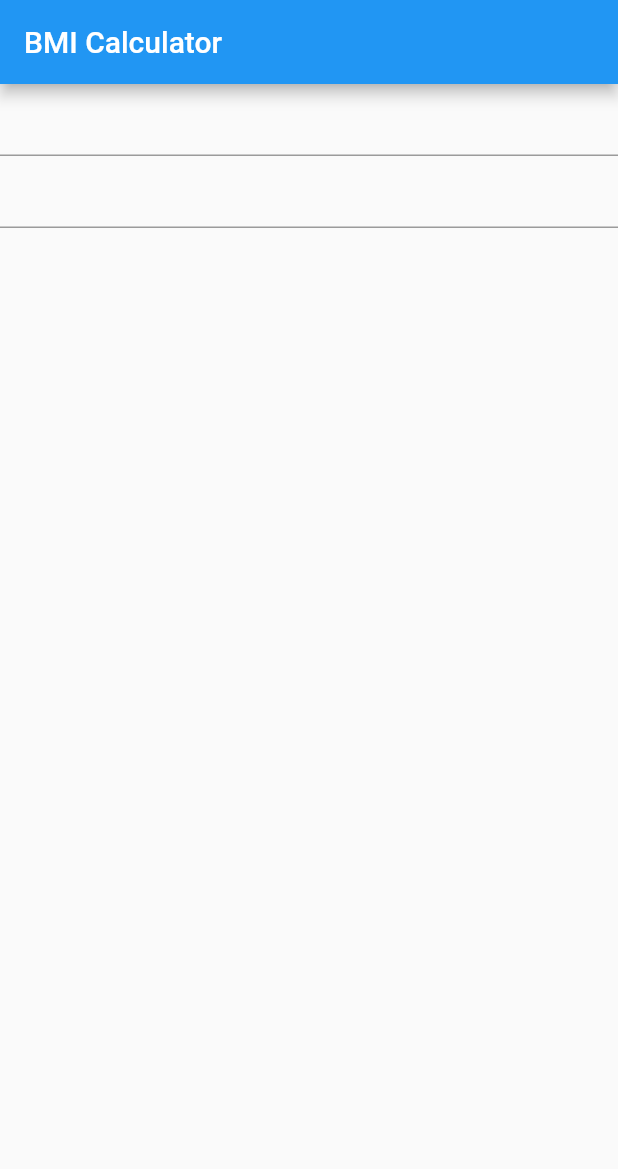
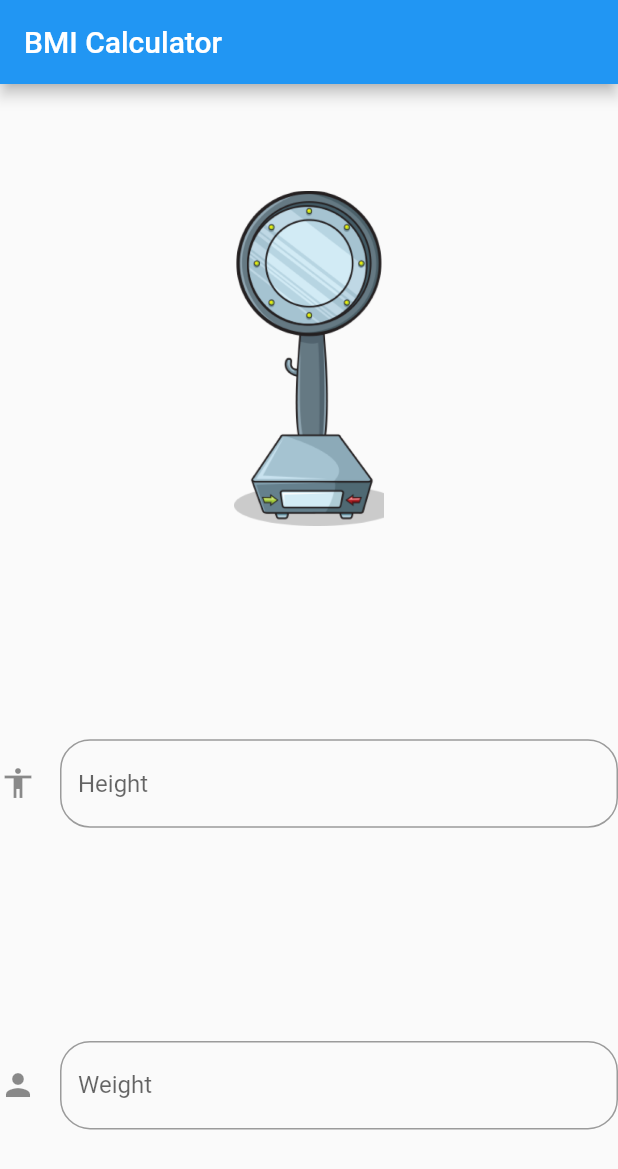
Before and after one commit to alm9/body_mass_index_calc, a Flutter app: the screen it shows after launch, on a phone screen of 412 x 824 dp. Shown: the top 1169 px of the screen. Run offline on Flutter 3.47's test engine with Material 2 defaults, Android fonts, the phone set to English and light mode, and no system bars.

Commit message:
improved screen by adding image, icons and decorator with border

```diff
--- a/lib/bmi.dart
+++ b/lib/bmi.dart
@@ -17,12 +17,28 @@ class _BmiState extends State<Bmi> {
         title: Text('BMI Calculator')
       ),
       body: Column(
+        mainAxisAlignment: MainAxisAlignment.spaceAround,
         children: [
+          Image.asset("assets/balance.png", width: 100),
           TextField(
             controller: _heightController, //to controll text inputs
+            decoration: InputDecoration(
+              hintText: 'Height',
+              border: OutlineInputBorder(
+                borderRadius: BorderRadius.circular(20)
+              ),
+              icon: Icon(Icons.accessibility)
+            ),
           ),
           TextField(
-            controller: _weightController, //to controll text inputs
+            controller: _weightController,
+            decoration: InputDecoration(
+              hintText: 'Weight',
+              border: OutlineInputBorder(
+                borderRadius: BorderRadius.circular(20)
+              ),
+              icon: Icon(Icons.person)
+            ),//to controll text inputs
           )
         ],
       ),
--- a/pubspec.yaml
+++ b/pubspec.yaml
@@ -45,8 +45,8 @@ flutter:
   uses-material-design: true
 
   # To add assets to your application, add an assets section, like this:
-  # assets:
-  #   - images/a_dot_burr.jpeg
+  assets:
+    - assets/balance.png
   #   - images/a_dot_ham.jpeg
 
   # An image asset can refer to one or more resolution-specific "variants", see
```
Also changed, not shown: assets/balance.png (added).
